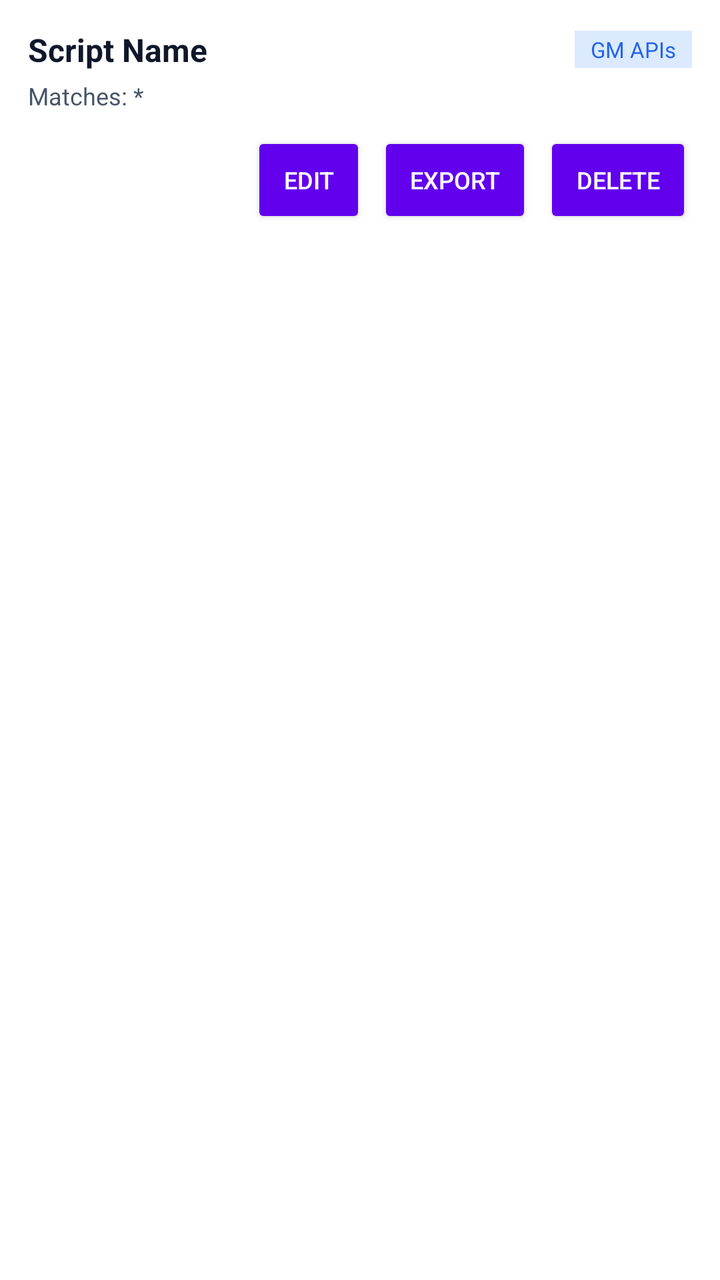
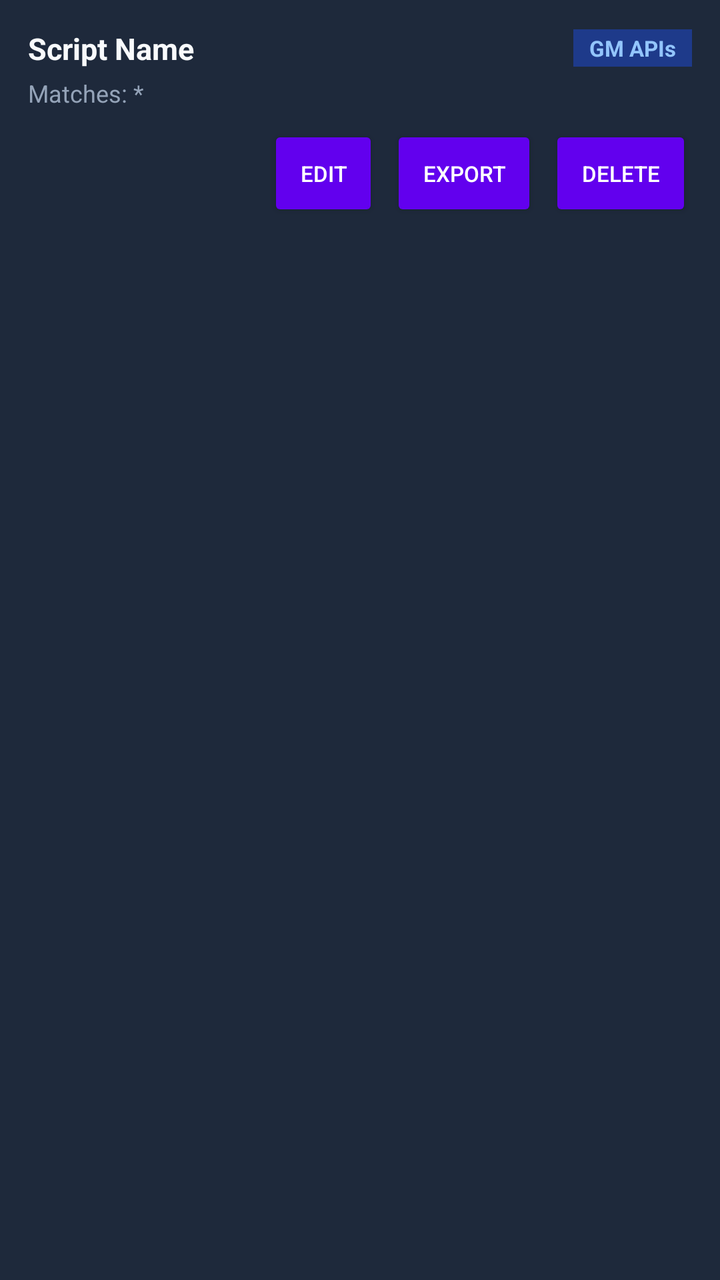

Compare the two renders of this Android layout. The source of the first and the diff that turns it into the second are given below.
<!-- AndroidManifest.xml: fallback theme Theme.MaterialComponents.DayNight.NoActionBar -->
<!-- res/layout/item_script.xml -->
<?xml version="1.0" encoding="utf-8"?>
<LinearLayout xmlns:android="http://schemas.android.com/apk/res/android"
    android:layout_width="match_parent"
    android:layout_height="wrap_content"
    android:orientation="vertical"
    android:background="#FFFFFF"
    android:padding="14dp"
    android:elevation="2dp">

    <LinearLayout
        android:layout_width="match_parent"
        android:layout_height="wrap_content"
        android:orientation="horizontal"
        android:gravity="center_vertical">

        <TextView
            android:id="@+id/tv_script_name"
            android:layout_width="0dp"
            android:layout_height="wrap_content"
            android:layout_weight="1"
            android:text="Script Name"
            android:textSize="16sp"
            android:textStyle="bold"
            android:textColor="#0F172A" />

        <TextView
            android:id="@+id/tv_script_grants"
            android:layout_width="wrap_content"
            android:layout_height="wrap_content"
            android:text="GM APIs"
            android:textSize="11sp"
            android:textColor="#2563EB"
            android:paddingStart="8dp"
            android:paddingEnd="8dp"
            android:paddingTop="2dp"
            android:paddingBottom="2dp"
            android:background="#DBEAFE" />
    </LinearLayout>

    <TextView
        android:id="@+id/tv_script_match"
        android:layout_width="match_parent"
        android:layout_height="wrap_content"
        android:text="Matches: *"
        android:textSize="12sp"
        android:textColor="#475569"
        android:layout_marginTop="4dp"
        android:singleLine="true" />

    <LinearLayout
        android:layout_width="match_parent"
        android:layout_height="wrap_content"
        android:orientation="horizontal"
        android:gravity="end"
        android:layout_marginTop="10dp">

        <Button
            android:id="@+id/btn_edit"
            style="?android:attr/buttonStyleSmall"
            android:layout_width="wrap_content"
            android:layout_height="wrap_content"
            android:text="Edit"
            android:textSize="12sp"
            android:backgroundTint="#3B82F6"
            android:textColor="#FFFFFF"
            android:layout_marginEnd="6dp" />

        <Button
            android:id="@+id/btn_export"
            style="?android:attr/buttonStyleSmall"
            android:layout_width="wrap_content"
            android:layout_height="wrap_content"
            android:text="Export"
            android:textSize="12sp"
            android:backgroundTint="#64748B"
            android:textColor="#FFFFFF"
            android:layout_marginEnd="6dp" />

        <Button
            android:id="@+id/btn_delete"
            style="?android:attr/buttonStyleSmall"
            android:layout_width="wrap_content"
            android:layout_height="wrap_content"
            android:text="Delete"
            android:textSize="12sp"
            android:backgroundTint="#EF4444"
            android:textColor="#FFFFFF" />
    </LinearLayout>

</LinearLayout>
<!-- resources referenced by this layout -->
<resources>

</resources>

<!-- the commit's change to res/layout/item_script.xml (unified diff, before → after) -->
@@ -3,10 +3,10 @@
     android:layout_width="match_parent"
     android:layout_height="wrap_content"
     android:orientation="vertical"
-    android:background="#FFFFFF"
-    android:padding="14dp"
-    android:elevation="2dp">
+    android:background="#1E293B"
+    android:padding="14dp">
 
+    
     <LinearLayout
         android:layout_width="match_parent"
         android:layout_height="wrap_content"
@@ -19,9 +19,11 @@
             android:layout_height="wrap_content"
             android:layout_weight="1"
             android:text="Script Name"
-            android:textSize="16sp"
+            android:textSize="15sp"
             android:textStyle="bold"
-            android:textColor="#0F172A" />
+            android:textColor="#F8FAFC"
+            android:ellipsize="end"
+            android:singleLine="true" />
 
         <TextView
             android:id="@+id/tv_script_grants"
@@ -29,30 +31,35 @@
             android:layout_height="wrap_content"
             android:text="GM APIs"
             android:textSize="11sp"
-            android:textColor="#2563EB"
+            android:textStyle="bold"
+            android:textColor="#93C5FD"
             android:paddingStart="8dp"
             android:paddingEnd="8dp"
             android:paddingTop="2dp"
             android:paddingBottom="2dp"
-            android:background="#DBEAFE" />
+            android:background="#1E3A8A"
+            android:layout_marginStart="8dp" />
     </LinearLayout>
 
+    
     <TextView
         android:id="@+id/tv_script_match"
         android:layout_width="match_parent"
         android:layout_height="wrap_content"
         android:text="Matches: *"
         android:textSize="12sp"
-        android:textColor="#475569"
+        android:textColor="#94A3B8"
         android:layout_marginTop="4dp"
-        android:singleLine="true" />
+        android:ellipsize="end"
+        android:maxLines="2" />
 
+    
     <LinearLayout
         android:layout_width="match_parent"
         android:layout_height="wrap_content"
         android:orientation="horizontal"
         android:gravity="end"
-        android:layout_marginTop="10dp">
+        android:layout_marginTop="8dp">
 
         <Button
             android:id="@+id/btn_edit"
@@ -60,7 +67,7 @@
             android:layout_width="wrap_content"
             android:layout_height="wrap_content"
             android:text="Edit"
-            android:textSize="12sp"
+            android:textSize="11sp"
             android:backgroundTint="#3B82F6"
             android:textColor="#FFFFFF"
             android:layout_marginEnd="6dp" />
@@ -71,8 +78,8 @@
             android:layout_width="wrap_content"
             android:layout_height="wrap_content"
             android:text="Export"
-            android:textSize="12sp"
-            android:backgroundTint="#64748B"
+            android:textSize="11sp"
+            android:backgroundTint="#475569"
             android:textColor="#FFFFFF"
             android:layout_marginEnd="6dp" />
 
@@ -82,7 +89,7 @@
             android:layout_width="wrap_content"
             android:layout_height="wrap_content"
             android:text="Delete"
-            android:textSize="12sp"
+            android:textSize="11sp"
             android:backgroundTint="#EF4444"
             android:textColor="#FFFFFF" />
     </LinearLayout>
